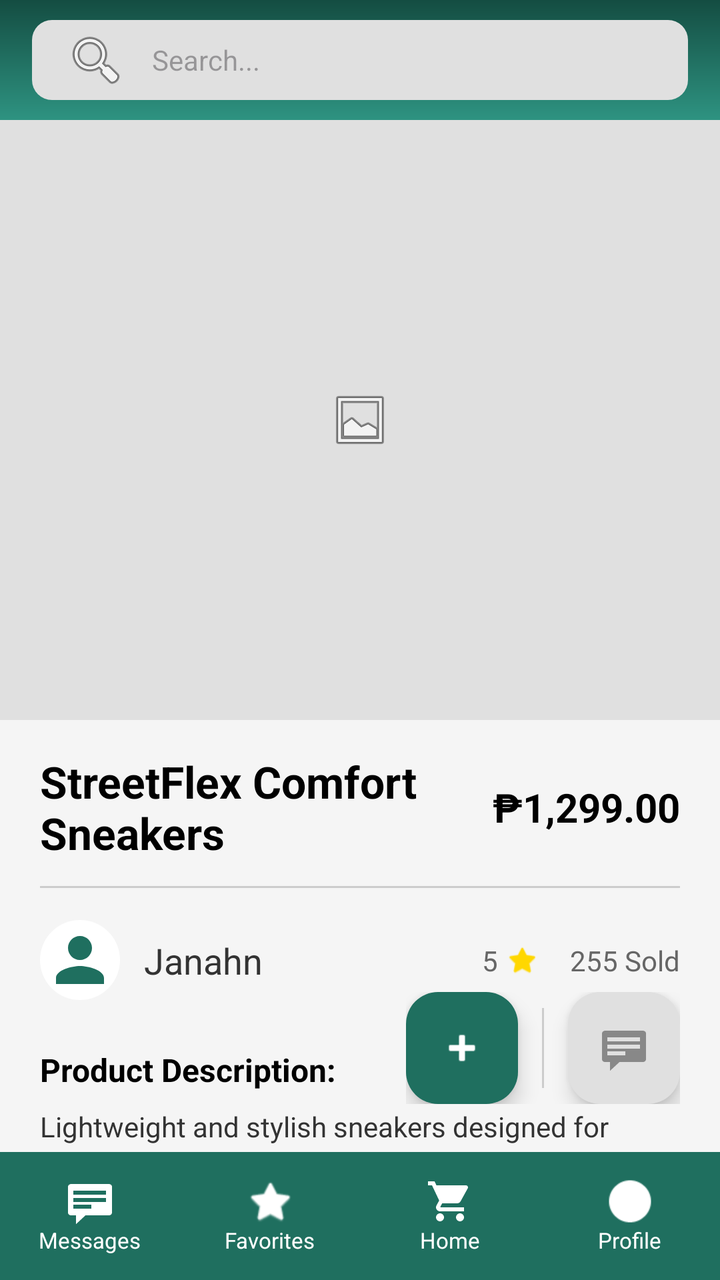
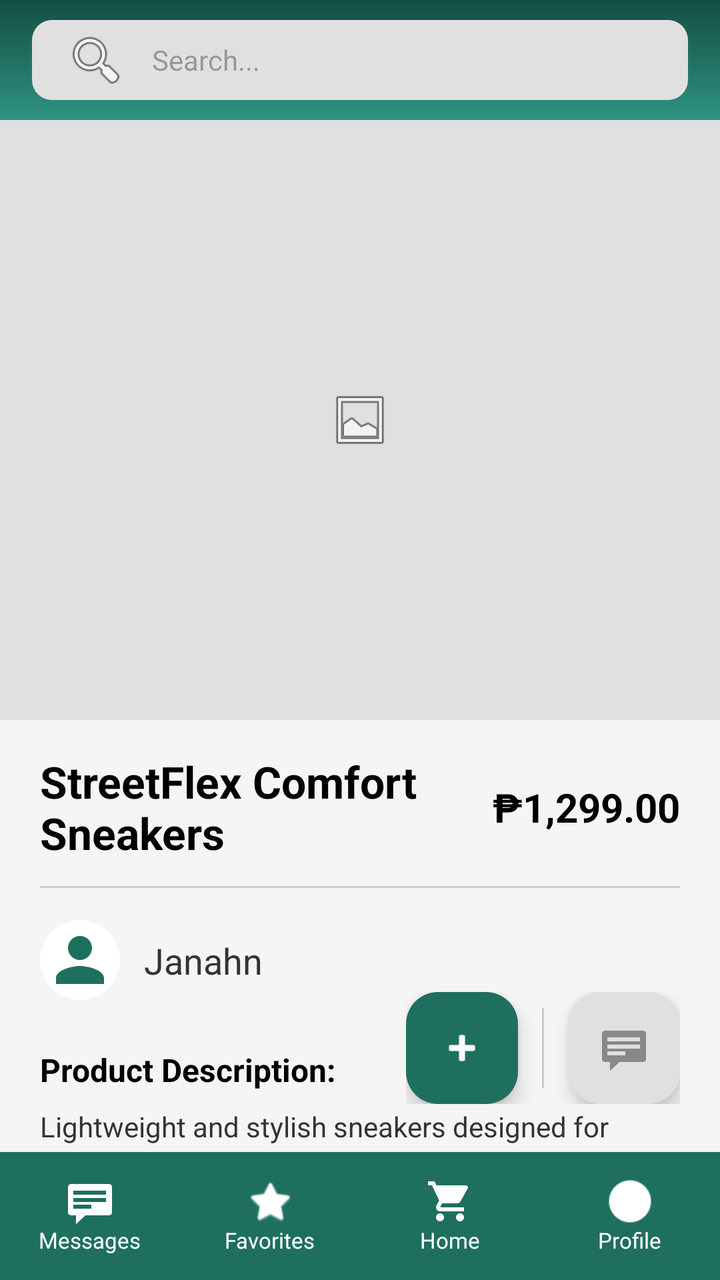

An Android layout rendered at two revisions. The XML below is the earlier revision; the diff shows what the commit changed to produce the second picture.
<!-- AndroidManifest.xml: application theme Theme.AppDevLocalBuyAndSellSystem -->
<!-- res/layout/product_details.xml -->
<?xml version="1.0" encoding="utf-8"?>
<androidx.constraintlayout.widget.ConstraintLayout xmlns:android="http://schemas.android.com/apk/res/android"
    xmlns:app="http://schemas.android.com/apk/res-auto"
    xmlns:tools="http://schemas.android.com/tools"
    android:layout_width="match_parent"
    android:layout_height="match_parent"
    android:background="#F5F5F5">

    
    <androidx.constraintlayout.widget.ConstraintLayout
        android:id="@+id/detailsHeader"
        android:layout_width="match_parent"
        android:layout_height="60dp"
        android:background="@drawable/green_gradient_bg"
        android:paddingHorizontal="16dp"
        app:layout_constraintTop_toTopOf="parent">

        
        <EditText
            android:id="@+id/detailsSearchBar"
            android:layout_width="0dp"
            android:layout_height="40dp"
            android:background="@drawable/search_bar_bg"
            android:drawableStart="@android:drawable/ic_menu_search"
            android:drawablePadding="12dp"
            android:hint="@string/search_hint"
            android:importantForAutofill="no"
            android:inputType="text"
            android:paddingStart="16dp"
            android:paddingEnd="16dp"
            android:textColor="#000000"
            android:textSize="14sp"
            app:layout_constraintBottom_toBottomOf="parent"
            app:layout_constraintEnd_toEndOf="parent"
            app:layout_constraintStart_toStartOf="parent"
            app:layout_constraintTop_toTopOf="parent"
            tools:ignore="SpeakableTextPresentCheck" />

    </androidx.constraintlayout.widget.ConstraintLayout>

    <androidx.core.widget.NestedScrollView
        android:layout_width="match_parent"
        android:layout_height="0dp"
        android:fillViewport="true"
        app:layout_constraintBottom_toTopOf="@id/bottomNavBar"
        app:layout_constraintTop_toBottomOf="@id/detailsHeader">

        <androidx.constraintlayout.widget.ConstraintLayout
            android:layout_width="match_parent"
            android:layout_height="wrap_content"
            android:paddingBottom="100dp">

            
            <ImageView
                android:id="@+id/ivProductDetailImage"
                android:layout_width="match_parent"
                android:layout_height="300dp"
                android:background="#E0E0E0"
                android:contentDescription="@string/product_image_desc"
                android:scaleType="centerInside"
                android:src="@android:drawable/ic_menu_gallery"
                app:layout_constraintTop_toTopOf="parent"
                tools:layout_editor_absoluteX="-59dp" />

            
            <TextView
                android:id="@+id/tvProductDetailTitle"
                android:layout_width="0dp"
                android:layout_height="wrap_content"
                android:layout_marginStart="20dp"
                android:layout_marginTop="16dp"
                android:layout_marginEnd="12dp"
                android:text="StreetFlex Comfort Sneakers"
                android:textColor="#000000"
                android:textSize="22sp"
                android:textStyle="bold"
                app:layout_constraintEnd_toStartOf="@id/tvProductDetailPrice"
                app:layout_constraintStart_toStartOf="parent"
                app:layout_constraintTop_toBottomOf="@id/ivProductDetailImage" />

            <TextView
                android:id="@+id/tvProductDetailPrice"
                android:layout_width="wrap_content"
                android:layout_height="wrap_content"
                android:layout_marginEnd="20dp"
                android:text="₱1,299.00"
                android:textColor="#000000"
                android:textSize="20sp"
                android:textStyle="bold"
                app:layout_constraintBottom_toBottomOf="@id/tvProductDetailTitle"
                app:layout_constraintEnd_toEndOf="parent"
                app:layout_constraintTop_toTopOf="@id/tvProductDetailTitle" />

            <View
                android:id="@+id/titleDivider"
                android:layout_width="match_parent"
                android:layout_height="1dp"
                android:layout_marginHorizontal="20dp"
                android:layout_marginTop="12dp"
                android:background="#CCCCCC"
                app:layout_constraintTop_toBottomOf="@id/tvProductDetailTitle" />

            
            <androidx.constraintlayout.widget.ConstraintLayout
                android:id="@+id/sellerSection"
                android:layout_width="match_parent"
                android:layout_height="wrap_content"
                android:layout_marginTop="16dp"
                android:paddingHorizontal="20dp"
                app:layout_constraintTop_toBottomOf="@id/titleDivider">

                <ImageView
                    android:id="@+id/ivSellerProfile"
                    android:layout_width="40dp"
                    android:layout_height="40dp"
                    android:background="@drawable/circle_white_bg"
                    android:padding="2dp"
                    android:src="@drawable/ic_user"
                    app:layout_constraintBottom_toBottomOf="parent"
                    app:layout_constraintStart_toStartOf="parent"
                    app:layout_constraintTop_toTopOf="parent"
                    app:tint="#1F6F5F"
                    android:contentDescription="@string/seller_profile_desc" />

                <TextView
                    android:id="@+id/tvSellerName"
                    android:layout_width="wrap_content"
                    android:layout_height="wrap_content"
                    android:layout_marginStart="12dp"
                    android:text="Janahn"
                    android:textColor="#333333"
                    android:textSize="18sp"
                    app:layout_constraintBottom_toBottomOf="@id/ivSellerProfile"
                    app:layout_constraintStart_toEndOf="@id/ivSellerProfile"
                    app:layout_constraintTop_toTopOf="@id/ivSellerProfile" />

                <TextView
                    android:id="@+id/tvSoldAmount"
                    android:layout_width="wrap_content"
                    android:layout_height="wrap_content"
                    android:text="255 Sold"
                    android:textColor="#666666"
                    android:textSize="14sp"
                    app:layout_constraintBottom_toBottomOf="parent"
                    app:layout_constraintEnd_toEndOf="parent"
                    app:layout_constraintTop_toTopOf="parent" />

                <LinearLayout
                    android:layout_width="wrap_content"
                    android:layout_height="wrap_content"
                    android:layout_marginEnd="16dp"
                    android:gravity="center_vertical"
                    android:orientation="horizontal"
                    app:layout_constraintBottom_toBottomOf="parent"
                    app:layout_constraintEnd_toStartOf="@id/tvSoldAmount"
                    app:layout_constraintTop_toTopOf="parent">

                    <TextView
                        android:layout_width="wrap_content"
                        android:layout_height="wrap_content"
                        android:text="5"
                        android:textColor="#666666"
                        android:textSize="14sp" />

                    <ImageView
                        android:layout_width="16dp"
                        android:layout_height="16dp"
                        android:layout_marginStart="4dp"
                        android:src="@android:drawable/btn_star_big_on"
                        app:tint="#FFD700"
                        android:contentDescription="@null" />
                </LinearLayout>

            </androidx.constraintlayout.widget.ConstraintLayout>

            
            <TextView
                android:id="@+id/tvDescriptionLabel"
                android:layout_width="wrap_content"
                android:layout_height="wrap_content"
                android:layout_marginStart="20dp"
                android:layout_marginTop="24dp"
                android:text="@string/product_description_title"
                android:textColor="#000000"
                android:textSize="16sp"
                android:textStyle="bold"
                app:layout_constraintStart_toStartOf="parent"
                app:layout_constraintTop_toBottomOf="@id/sellerSection" />

            <TextView
                android:id="@+id/tvProductDetailDesc"
                android:layout_width="0dp"
                android:layout_height="wrap_content"
                android:layout_marginTop="8dp"
                android:layout_marginEnd="20dp"
                android:lineSpacingExtra="4dp"
                android:text="Lightweight and stylish sneakers designed for everyday wear. Made with breathable materials to keep your feet cool and comfortable all day. The durable rubber sole provides good grip, making it perfect for walking, school, or casual outings."
                android:textColor="#333333"
                android:textSize="14sp"
                app:layout_constraintEnd_toEndOf="parent"
                app:layout_constraintStart_toStartOf="@id/tvDescriptionLabel"
                app:layout_constraintTop_toBottomOf="@id/tvDescriptionLabel" />

        </androidx.constraintlayout.widget.ConstraintLayout>
    </androidx.core.widget.NestedScrollView>

    
    <LinearLayout
        android:id="@+id/fabContainer"
        android:layout_width="wrap_content"
        android:layout_height="wrap_content"
        android:layout_marginEnd="20dp"
        android:layout_marginBottom="24dp"
        android:background="@android:color/transparent"
        android:gravity="center_vertical"
        android:orientation="horizontal"
        app:layout_constraintBottom_toTopOf="@id/bottomNavBar"
        app:layout_constraintEnd_toEndOf="parent">

        
        <com.google.android.material.floatingactionbutton.FloatingActionButton
            android:id="@+id/fabAddProduct"
            android:layout_width="wrap_content"
            android:layout_height="wrap_content"
            android:src="@android:drawable/ic_input_add"
            app:backgroundTint="#1F6F5F"
            app:fabSize="normal"
            app:tint="#FFFFFF"
            android:contentDescription="@string/add_product_desc" />

        <View
            android:layout_width="1dp"
            android:layout_height="40dp"
            android:layout_marginHorizontal="12dp"
            android:background="#CCCCCC" />

        
        <com.google.android.material.floatingactionbutton.FloatingActionButton
            android:id="@+id/fabMessageSeller"
            android:layout_width="wrap_content"
            android:layout_height="wrap_content"
            android:src="@android:drawable/stat_notify_chat"
            app:backgroundTint="#E0E0E0"
            app:fabSize="normal"
            app:tint="#888888"
            android:contentDescription="@string/message_seller_desc" />

    </LinearLayout>

    
    <LinearLayout
        android:id="@+id/bottomNavBar"
        android:layout_width="match_parent"
        android:layout_height="64dp"
        android:background="#1F6F5F"
        android:baselineAligned="false"
        android:orientation="horizontal"
        app:layout_constraintBottom_toBottomOf="parent">

        <LinearLayout
            android:id="@+id/navMessages"
            android:layout_width="0dp"
            android:layout_height="match_parent"
            android:layout_weight="1"
            android:gravity="center"
            android:orientation="vertical">
            <ImageView
                android:layout_width="24dp"
                android:layout_height="24dp"
                android:src="@android:drawable/stat_notify_chat"
                app:tint="#FFFFFF"
                android:contentDescription="@null" />
            <TextView
                android:layout_width="wrap_content"
                android:layout_height="wrap_content"
                android:text="@string/messages"
                android:textColor="#FFFFFF"
                android:textSize="11sp" />
        </LinearLayout>

        <LinearLayout
            android:id="@+id/navFavorites"
            android:layout_width="0dp"
            android:layout_height="match_parent"
            android:layout_weight="1"
            android:gravity="center"
            android:orientation="vertical">
            <ImageView
                android:layout_width="24dp"
                android:layout_height="24dp"
                android:src="@android:drawable/btn_star_big_on"
                app:tint="#FFFFFF"
                android:contentDescription="@null" />
            <TextView
                android:layout_width="wrap_content"
                android:layout_height="wrap_content"
                android:text="@string/favorites"
                android:textColor="#FFFFFF"
                android:textSize="11sp" />
        </LinearLayout>

        <LinearLayout
            android:id="@+id/navHome"
            android:layout_width="0dp"
            android:layout_height="match_parent"
            android:layout_weight="1"
            android:gravity="center"
            android:orientation="vertical">
            <ImageView
                android:layout_width="24dp"
                android:layout_height="24dp"
                android:src="@drawable/ic_cart"
                app:tint="#FFFFFF"
                android:contentDescription="@null" />
            <TextView
                android:layout_width="wrap_content"
                android:layout_height="wrap_content"
                android:text="@string/home"
                android:textColor="#FFFFFF"
                android:textSize="11sp" />
        </LinearLayout>

        <LinearLayout
            android:id="@+id/navMe"
            android:layout_width="0dp"
            android:layout_height="match_parent"
            android:layout_weight="1"
            android:gravity="center"
            android:orientation="vertical">
            <ImageView
                android:layout_width="24dp"
                android:layout_height="24dp"
                android:src="@android:drawable/presence_online"
                app:tint="#FFFFFF"
                android:contentDescription="@null" />
            <TextView
                android:layout_width="wrap_content"
                android:layout_height="wrap_content"
                android:text="@string/me"
                android:textColor="#FFFFFF"
                android:textSize="11sp" />
        </LinearLayout>

    </LinearLayout>

</androidx.constraintlayout.widget.ConstraintLayout>
<!-- resources referenced by this layout -->
<resources>
  <!-- drawable circle_white_bg (drawable) -->
  <?xml version="1.0" encoding="utf-8"?>
  <shape xmlns:android="http://schemas.android.com/apk/res/android"
      android:shape="oval">
      <solid android:color="#FFFFFF"/>
  </shape>
  <!-- drawable green_gradient_bg (drawable) -->
  <?xml version="1.0" encoding="utf-8"?>
  <shape xmlns:android="http://schemas.android.com/apk/res/android"
      android:shape="rectangle">
      <gradient
          android:startColor="#144D42"
          android:endColor="#2E9381"
          android:angle="270" />
  </shape>
  <!-- drawable ic_cart (drawable) -->
  <vector xmlns:android="http://schemas.android.com/apk/res/android"
      android:width="24dp"
      android:height="24dp"
      android:viewportWidth="24"
      android:viewportHeight="24">
      <path
          android:fillColor="#FF000000"
          android:pathData="M7,18c-1.1,0 -1.99,0.9 -1.99,2S5.9,22 7,22s2,-0.9 2,-2 -0.9,-2 -2,-2zM1,2v2h2l3.6,7.59 -1.35,2.45c-0.16,0.28 -0.25,0.61 -0.25,0.96 0,1.1 0.9,2 2,2h12v-2L7.42,15c-0.14,0 -0.25,-0.11 -0.25,-0.25l0.03,-0.12L8.1,13h7.45c0.75,0 1.41,-0.41 1.75,-1.03l3.58,-6.49c0.08,-0.14 0.12,-0.31 0.12,-0.48 0,-0.55 -0.45,-1 -1,-1L5.21,4l-0.94,-2L1,2zM17,18c-1.1,0 -1.99,0.9 -1.99,2s0.89,2 1.99,2 2,-0.9 2,-2 -0.9,-2 -2,-2z"/>
  </vector>
  <!-- drawable ic_user (drawable) -->
  <vector xmlns:android="http://schemas.android.com/apk/res/android"
      android:width="24dp"
      android:height="24dp"
      android:viewportWidth="24"
      android:viewportHeight="24">
      <path
          android:fillColor="#1F6F5F"
          android:pathData="M12,12c2.21,0 4,-1.79 4,-4s-1.79,-4 -4,-4 -4,1.79 -4,4 1.79,4 4,4zM12,14c-2.67,0 -8,1.34 -8,4v2h16v-2c0,-2.66 -5.33,-4 -8,-4z" />
  </vector>
  <!-- drawable search_bar_bg (drawable) -->
  <?xml version="1.0" encoding="utf-8"?>
  <shape xmlns:android="http://schemas.android.com/apk/res/android"
      android:shape="rectangle">
      <solid android:color="#E0E0E0" />
      <corners android:radius="10dp" />
  </shape>
  <string name="add_product_desc">Add product</string>
  <string name="favorites">Favorites</string>
  <string name="home">Home</string>
  <string name="me">Profile</string>
  <string name="message_seller_desc">Message seller</string>
  <string name="messages">Messages</string>
  <string name="product_description_title">Product Description:</string>
  <string name="product_image_desc">Product Image</string>
  <string name="search_hint">Search...</string>
  <string name="seller_profile_desc">Seller Profile</string>
  <style name="Theme.AppDevLocalBuyAndSellSystem" parent="Base.Theme.AppDevLocalBuyAndSellSystem" />
  <style name="Base.Theme.AppDevLocalBuyAndSellSystem" parent="Theme.Material3.DayNight.NoActionBar">
          
          
      </style>
</resources>

<!-- the commit's change to res/layout/product_details.xml (unified diff, before → after) -->
@@ -134,42 +134,14 @@
                     app:layout_constraintStart_toEndOf="@id/ivSellerProfile"
                     app:layout_constraintTop_toTopOf="@id/ivSellerProfile" />
 
-                <TextView
-                    android:id="@+id/tvSoldAmount"
-                    android:layout_width="wrap_content"
-                    android:layout_height="wrap_content"
-                    android:text="255 Sold"
-                    android:textColor="#666666"
-                    android:textSize="14sp"
-                    app:layout_constraintBottom_toBottomOf="parent"
-                    app:layout_constraintEnd_toEndOf="parent"
-                    app:layout_constraintTop_toTopOf="parent" />
-
                 <LinearLayout
                     android:layout_width="wrap_content"
                     android:layout_height="wrap_content"
-                    android:layout_marginEnd="16dp"
                     android:gravity="center_vertical"
                     android:orientation="horizontal"
                     app:layout_constraintBottom_toBottomOf="parent"
-                    app:layout_constraintEnd_toStartOf="@id/tvSoldAmount"
-                    app:layout_constraintTop_toTopOf="parent">
-
-                    <TextView
-                        android:layout_width="wrap_content"
-                        android:layout_height="wrap_content"
-                        android:text="5"
-                        android:textColor="#666666"
-                        android:textSize="14sp" />
-
-                    <ImageView
-                        android:layout_width="16dp"
-                        android:layout_height="16dp"
-                        android:layout_marginStart="4dp"
-                        android:src="@android:drawable/btn_star_big_on"
-                        app:tint="#FFD700"
-                        android:contentDescription="@null" />
-                </LinearLayout>
+                    app:layout_constraintTop_toTopOf="parent"
+                    tools:layout_editor_absoluteX="292dp"/>
 
             </androidx.constraintlayout.widget.ConstraintLayout>
 
@@ -200,6 +172,19 @@
                 app:layout_constraintEnd_toEndOf="parent"
                 app:layout_constraintStart_toStartOf="@id/tvDescriptionLabel"
                 app:layout_constraintTop_toBottomOf="@id/tvDescriptionLabel" />
+
+            <TextView
+                android:id="@+id/tvProductLocation"
+                android:layout_width="wrap_content"
+                android:layout_height="wrap_content"
+                android:layout_marginStart="20dp"
+                android:layout_marginTop="8dp"
+                android:text="Location: "
+                android:textColor="#000000"
+                android:textSize="16sp"
+                android:textStyle="bold"
+                app:layout_constraintStart_toStartOf="parent"
+                app:layout_constraintTop_toBottomOf="@+id/tvProductDetailDesc" />
 
         </androidx.constraintlayout.widget.ConstraintLayout>
     </androidx.core.widget.NestedScrollView>
